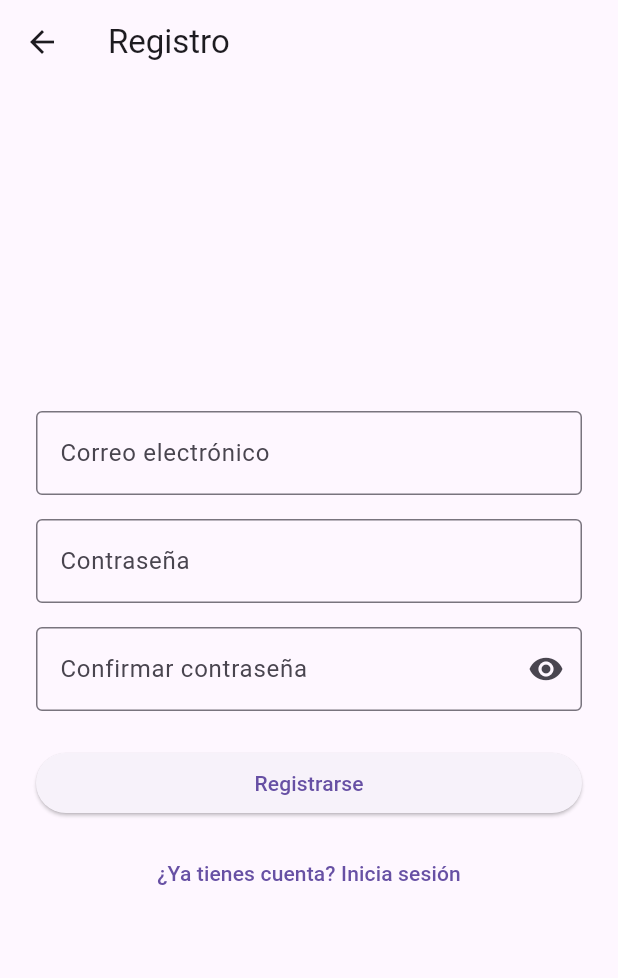
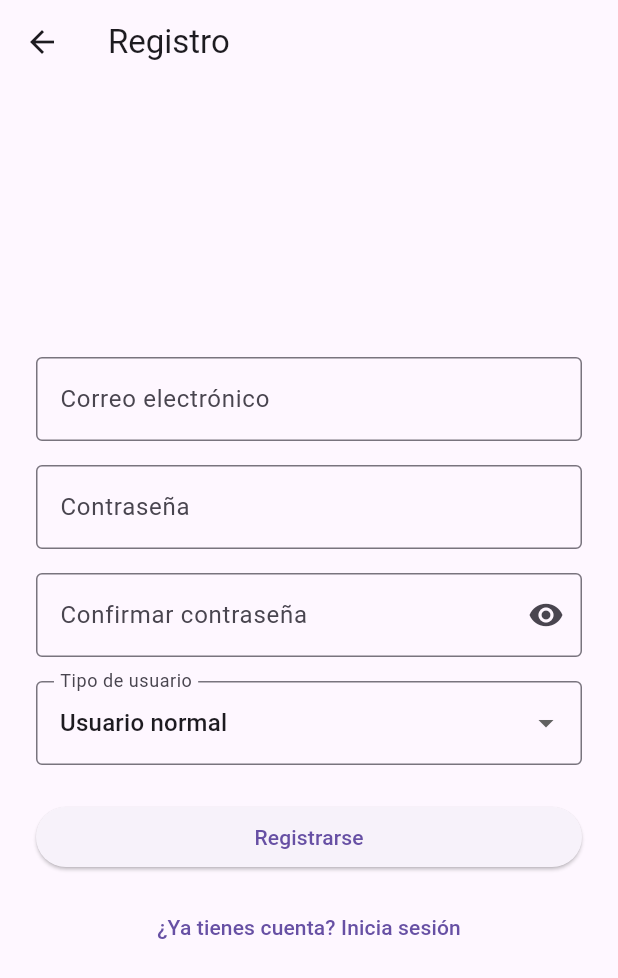
Before and after one commit to AJaureguiChio/MessageApp, a Flutter app: the HomeScreen screen opened by its route, after a tap on the "logout" icon, after a tap on "¿No tienes cuenta? Regístrate", on a phone screen of 412 x 824 dp. Shown: the top 978 px of the screen. Run offline on Flutter 3.47's test engine with Material 3 defaults, Android fonts, the phone set to English and light mode, and no system bars; our stand-ins replace cloud_firestore, firebase_auth, firebase_core; accounts and stored records are empty; network calls fail.

Commit message:
Roles de usuario "user" y "admin" habilitados, así como una homepage para cada uno

```diff
--- a/lib/app.dart
+++ b/lib/app.dart
@@ -2,6 +2,7 @@ import 'package:flutter/material.dart';
 import 'screens/login_screen.dart';
 import 'screens/register_screen.dart';
 import 'screens/home_screen.dart';
+import 'screens/admin_home_screen.dart';
 
 class MyApp extends StatelessWidget {
   const MyApp({super.key});
@@ -16,6 +17,7 @@ class MyApp extends StatelessWidget {
         '/login': (_) => const LoginScreen(),
         '/register': (_) => const RegisterScreen(),
         '/home': (_) => const HomeScreen(),
+        '/adminHome': (context) => const AdminHomeScreen(), // crear esta pantalla
       },
     );
   }
--- a/lib/screens/home_screen.dart
+++ b/lib/screens/home_screen.dart
@@ -1,21 +1,5 @@
 import 'package:flutter/material.dart';
 import '../services/auth_service.dart';
-import 'package:firebase_auth/firebase_auth.dart';
-
-class TestFirebase extends StatelessWidget {
-  const TestFirebase({super.key});
-
-  @override
-  Widget build(BuildContext context) {
-    final user = FirebaseAuth.instance.currentUser;
-
-    return Scaffold(
-      body: Center(
-        child: Text(user == null ? 'No hay usuario' : 'Usuario: ${user.email}'),
-      ),
-    );
-  }
-}
 
 class HomeScreen extends StatelessWidget {
   const HomeScreen({super.key});
@@ -27,7 +11,7 @@ class HomeScreen extends StatelessWidget {
 
     return Scaffold(
       appBar: AppBar(
-        title: const Text('Home'),
+        title: const Text('Inicio'),
         actions: [
           IconButton(
             icon: const Icon(Icons.logout),
@@ -39,7 +23,18 @@ class HomeScreen extends StatelessWidget {
         ],
       ),
       body: Center(
-        child: Text('¡Bienvenido, $email!', style: const TextStyle(fontSize: 24)),
+        child: Column(
+          mainAxisAlignment: MainAxisAlignment.center,
+          children: [
+            const Icon(Icons.person, size: 100, color: Colors.blue),
+            const SizedBox(height: 20),
+            Text('¡Bienvenido, $email!',
+                 style: const TextStyle(fontSize: 24)),
+            const SizedBox(height: 20),
+            const Text('Eres un usuario normal',
+                 style: TextStyle(fontSize: 18, color: Colors.grey)),
+          ],
+        ),
       ),
     );
   }
--- a/lib/screens/register_screen.dart
+++ b/lib/screens/register_screen.dart
@@ -15,6 +15,7 @@ class _RegisterScreenState extends State<RegisterScreen> {
   final _confirmController = TextEditingController();
   final AuthService _authService = AuthService();
   bool _isPasswordVisible = false;
+  String _selectedRole = 'user'; // Valor por defecto
 
   void _register() async {
     if (_passwordController.text != _confirmController.text) {
@@ -28,31 +29,27 @@ class _RegisterScreenState extends State<RegisterScreen> {
       final user = await _authService.register(
         _emailController.text.trim(),
         _passwordController.text.trim(),
+        _selectedRole,
       );
 
       if (user != null) {
-        // Mandar correo de verificación
-        await user.sendEmailVerification();
+        // await user.sendEmailVerification();
+        // await _authService.logout();
 
-        // 🔒 Cerrar sesión inmediatamente para obligar a verificar
-        await _authService.logout();
+        // ScaffoldMessenger.of(context).showSnackBar(
+        //   const SnackBar(
+        //     content: Text(
+        //       'Registro exitoso. Te enviamos un correo de verificación.',
+        //     ),
+        //   ),
+        // );
 
-        // Avisar al usuario
-        ScaffoldMessenger.of(context).showSnackBar(
-          const SnackBar(
-            content: Text(
-              'Registro exitoso. Te enviamos un correo de verificación. Revisa tu bandeja de entrada. En caso de que no aparezca, revisa tu correo no deseado.',
-            ),
-          ),
-        );
-
-        // En lugar de mandarlo al home, lo llevamos al login
         Navigator.pushReplacementNamed(context, '/login');
       }
     } catch (e) {
-      ScaffoldMessenger.of(
-        context,
-      ).showSnackBar(SnackBar(content: Text('Error: ${e.toString()}')));
+      ScaffoldMessenger.of(context).showSnackBar(
+        SnackBar(content: Text('Error: ${e.toString()}'))
+      );
     }
   }
 
@@ -71,6 +68,7 @@ class _RegisterScreenState extends State<RegisterScreen> {
               CustomTextField(
                 controller: _emailController,
                 label: 'Correo electrónico',
+                // keyboardType: TextInputType.emailAddress,
               ),
               const SizedBox(height: 16),
               CustomTextField(
@@ -93,6 +91,30 @@ class _RegisterScreenState extends State<RegisterScreen> {
                       setState(() => _isPasswordVisible = !_isPasswordVisible),
                 ),
               ),
+              const SizedBox(height: 16),
+              // Selector de rol
+              DropdownButtonFormField<String>(
+                value: _selectedRole,
+                decoration: const InputDecoration(
+                  labelText: 'Tipo de usuario',
+                  border: OutlineInputBorder(),
+                ),
+                items: const [
+                  DropdownMenuItem(
+                    value: 'user',
+                    child: Text('Usuario normal'),
+                  ),
+                  DropdownMenuItem(
+                    value: 'admin',
+                    child: Text('Administrador'),
+                  ),
+                ],
+                onChanged: (value) {
+                  setState(() {
+                    _selectedRole = value!;
+                  });
+                },
+              ),
               const SizedBox(height: 24),
               SizedBox(
                 width: double.infinity,
--- a/pubspec.yaml
+++ b/pubspec.yaml
@@ -36,6 +36,7 @@ dependencies:
   cupertino_icons: ^1.0.8
   firebase_core: ^4.0.0
   firebase_auth: ^6.0.1
+  cloud_firestore: 6.0.0
 
 dev_dependencies:
   flutter_test:
```
Also changed, not shown: lib/screens/admin_home_screen.dart (added, +54 -0 lines), lib/screens/login_screen.dart (+43 -37 lines), lib/services/auth_service.dart (+21 -2 lines), lib/services/role_service.dart (added, +24 -0 lines), pubspec.lock, 3 other files.
